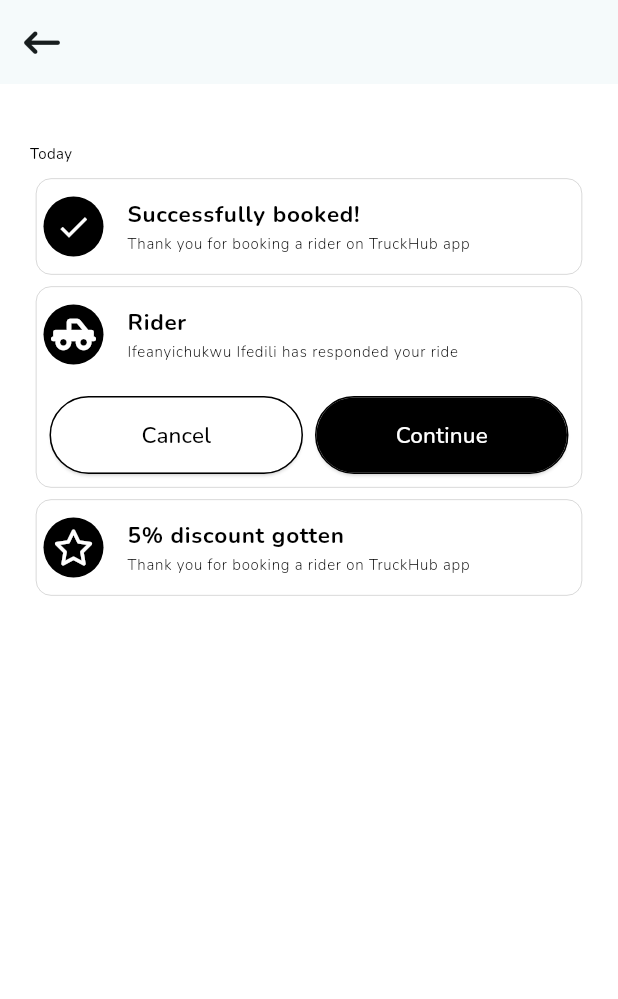
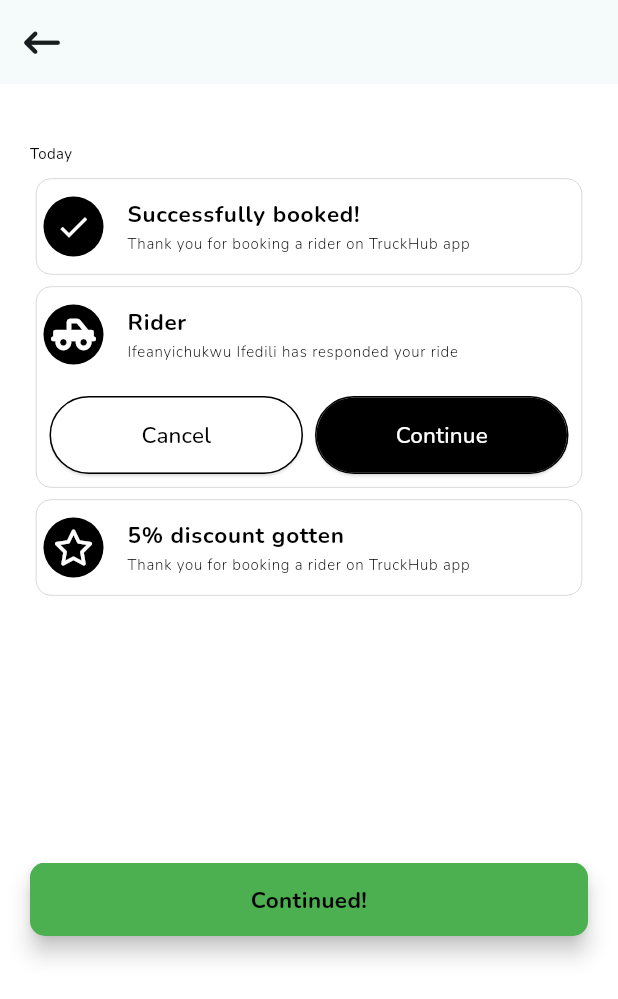
Before and after one commit to codeZe-us/Truckhub, a Flutter app: the screen it shows after launch, after a tap on "Continue", on a phone screen of 412 x 824 dp. Shown: the top 999 px of the screen. Run offline on Flutter 3.47's test engine with Material 3 defaults, Android fonts, the phone set to English and light mode, and no system bars; our stand-ins replace font_awesome_flutter, gap, google_fonts, google_maps_flutter, location, pin_code_fields.

Commit message:
Done with the notifications view

```diff
--- a/lib/screens/constants/strings.dart
+++ b/lib/screens/constants/strings.dart
@@ -53,3 +53,4 @@ const continueString = 'Continue';
 const cancelYouRideString = 'Sure you want to cancel your ride?';
 const yesString = 'Yes';
 const noString = 'No';
+const continuedString = 'Continued!';
--- a/lib/screens/views/home_screen/sub_view/notifications/notification_view.dart
+++ b/lib/screens/views/home_screen/sub_view/notifications/notification_view.dart
@@ -9,6 +9,7 @@ import 'package:truckhub/screens/custom_widgets/circle_avatar_widget.dart';
 import 'package:truckhub/screens/custom_widgets/elevated_button_widget.dart';
 import 'package:truckhub/screens/custom_widgets/text_widget.dart';
 import 'package:truckhub/screens/views/home_screen/sub_view/notifications/alert_dialog.dart';
+import 'package:truckhub/screens/views/home_screen/sub_view/notifications/snackbar_alert.dart';
 
 class NotificationsView extends StatelessWidget {
   const NotificationsView({super.key});
@@ -137,7 +138,9 @@ class NotificationsView extends StatelessWidget {
                             flex: 1,
                             child: GenericElevatedButton(
                               noMargin: true,
-                              onPressed: (){},
+                              onPressed: (){
+                                showConfirmationDialog(context: context);
+                              },
                               title: continueString
                             ),
                           )
--- /dev/null
+++ b/lib/screens/views/home_screen/sub_view/notifications/snackbar_alert.dart
@@ -0,0 +1,29 @@
+import 'package:flutter/material.dart';
+import 'package:truckhub/screens/constants/colors.dart';
+import 'package:truckhub/screens/constants/fontsizes.dart';
+import 'package:truckhub/screens/constants/fontweights.dart';
+import 'package:truckhub/screens/constants/strings.dart';
+import 'package:truckhub/screens/custom_widgets/text_widget.dart';
+
+Future showConfirmationDialog({
+  required BuildContext context
+}) async{
+  ScaffoldMessenger.of(context).showSnackBar(
+    const SnackBar(
+      behavior: SnackBarBehavior.floating,
+      margin: EdgeInsets.fromLTRB(20, 0, 20, 200),
+      shape: RoundedRectangleBorder(
+        borderRadius: BorderRadius.all(
+          Radius.circular(10)
+        )
+      ),
+      content: GenericText(
+        fontSize: fontSize3,
+        fontWeight: fontWeight7,
+        text: continuedString
+      ),
+      duration: Duration(seconds: 4),
+      backgroundColor: greenColor
+    )
+  );
+}
```
